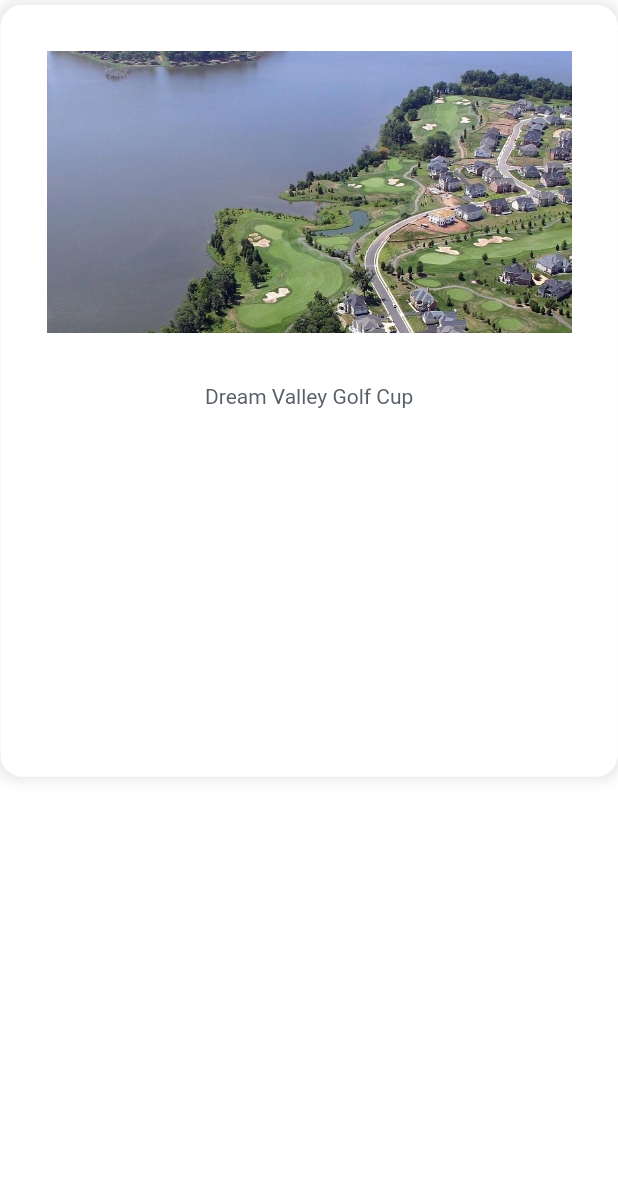
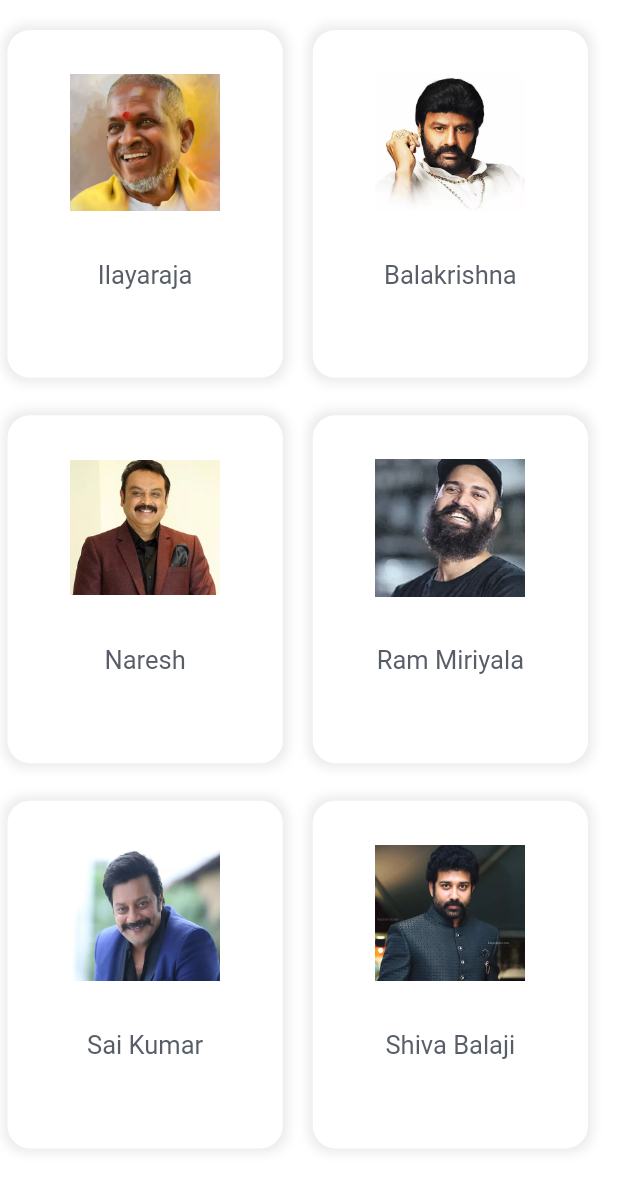
Before and after one commit to sabhinav3/int_appone, a Flutter app: the ExplorePage3 screen opened directly, on a phone screen of 412 x 824 dp. Shown: the top 1190 px of the screen. Run offline on Flutter 3.47's test engine with Material 2 defaults, Android fonts, the phone set to English and light mode, and no system bars; our stand-ins replace bloc, carousel_slider, cloud_firestore, equatable, firebase_auth, firebase_core and 5 more; missing offline and left inert: dart:ffi; accounts and stored records are empty; Roboto replaces fonts that are missing (Varela).

Commit message:
committed changes to all the explore pages : made dynamic description for all the pages

```diff
--- a/lib/pages/navpages/innerpages/explore1/explore1.dart
+++ b/lib/pages/navpages/innerpages/explore1/explore1.dart
@@ -21,17 +21,24 @@ class ExplorePage1 extends StatelessWidget {
                 mainAxisSpacing: 15.0,
                 childAspectRatio: 0.8,
                 children: <Widget>[
+                  _buildCard('Ilayaraja', 'img/explore_page/ilayaraja.jpg',
+                      context, "this is Ilayaraja"),
+                  _buildCard('Balakrishna', 'img/explore_page/balakrishna.jpg',
+                      context, "jai ballaya"),
+                  _buildCard('Naresh', 'img/explore_page/naresh.jpg', context,
+                      "aaatttt naresh"),
                   _buildCard(
-                      'Ilayaraja', 'img/explore_page/ilayaraja.jpg', context),
-                  _buildCard('Balakrishna', 'img/explore_page/balakrishna.jpg',
-                      context),
-                  _buildCard('Naresh', 'img/explore_page/naresh.jpg', context),
-                  _buildCard('Ram Miriyala',
-                      'img/explore_page/ram-miriyala.jpg', context),
+                      'Ram Miriyala',
+                      'img/explore_page/ram-miriyala.jpg',
+                      context,
+                      "eechi paaddd"),
+                  _buildCard('Sai Kumar', 'img/explore_page/saikumar.jpg',
+                      context, "his is the description"),
                   _buildCard(
-                      'Sai Kumar', 'img/explore_page/saikumar.jpg', context),
-                  _buildCard('Shiva Balaji',
-                      'img/explore_page/shiva_balaji.jpg', context),
+                      'Shiva Balaji',
+                      'img/explore_page/shiva_balaji.jpg',
+                      context,
+                      "Balaji bhaii bholthey"),
                 ],
               )),
           const SizedBox(height: 3.0)
@@ -40,7 +47,7 @@ class ExplorePage1 extends StatelessWidget {
     );
   }
 
-  Widget _buildCard(String name, String imgPath, context) {
+  Widget _buildCard(String name, String imgPath, context, String description) {
     return Padding(
       padding:
           const EdgeInsets.only(top: 5.0, bottom: 5.0, left: 5.0, right: 5.0),
@@ -48,8 +55,11 @@ class ExplorePage1 extends StatelessWidget {
         onTap: () {
           Navigator.of(context).push(
             MaterialPageRoute(
-              builder: (context) =>
-                  ExploreDetail1(assetPath: imgPath, cookiename: name),
+              builder: (context) => ExploreDetail1(
+                assetPath: imgPath,
+                cookiename: name,
+                description: description,
+              ),
             ),
           );
         },
@@ -97,11 +107,14 @@ class ExplorePage1 extends StatelessWidget {
               //         color: Color(0xFFCC8053),
               //         fontFamily: 'Varela',
               //         fontSize: 14.0)),
-              Text(name,
-                  style: const TextStyle(
-                      color: Color(0xFF575E67),
-                      fontFamily: 'Varela',
-                      fontSize: 14.0)),
+              Text(
+                name,
+                style: const TextStyle(
+                    color: Color(0xFF575E67),
+                    fontFamily: 'Varela',
+                    fontSize: 17.0),
+              ),
+
               // Padding(
               //   padding: EdgeInsets.all(8.0),
               //   child: Container(color: Color(0xFFEBEBEB), height: 1.0),
--- a/lib/pages/navpages/innerpages/explore3/explore3.dart
+++ b/lib/pages/navpages/innerpages/explore3/explore3.dart
@@ -1,5 +1,6 @@
 import 'package:flutter/material.dart';
 import 'package:int_appone/pages/navpages/innerpages/explore1/explore1_detail.dart';
+import 'package:int_appone/pages/navpages/innerpages/explore3/explore3_detail.dart';
 
 class ExplorePage3 extends StatelessWidget {
   @override
@@ -9,17 +10,36 @@ class ExplorePage3 extends StatelessWidget {
       // backgroundColor: const Color(0xFFFCFAF8),
       body: ListView(
         children: <Widget>[
-          const SizedBox(height: 3.0),
+          const SizedBox(height: 15.0),
           Container(
-              padding: const EdgeInsets.only(),
-              width: 500,
-              height: 700,
+              padding: const EdgeInsets.only(right: 15.0),
+              width: MediaQuery.of(context).size.width - 30.0,
+              height: MediaQuery.of(context).size.height - 30.0,
               child: GridView.count(
-                crossAxisCount: 1,
+                crossAxisCount: 2,
                 primary: false,
+                crossAxisSpacing: 10.0,
+                mainAxisSpacing: 15.0,
                 childAspectRatio: 0.8,
                 children: <Widget>[
-                  _buildCard('Dream Valley Golf Cup', 'img/golf.jpg', context),
+                  _buildCard('Ilayaraja', 'img/explore_page/ilayaraja.jpg',
+                      context, "this is Ilayaraja"),
+                  _buildCard('Balakrishna', 'img/explore_page/balakrishna.jpg',
+                      context, "mowa mowa mowa mia"),
+                  _buildCard('Naresh', 'img/explore_page/naresh.jpg', context,
+                      "aaatttt naresh"),
+                  _buildCard(
+                      'Ram Miriyala',
+                      'img/explore_page/ram-miriyala.jpg',
+                      context,
+                      "eechi paaddd"),
+                  _buildCard('Sai Kumar', 'img/explore_page/saikumar.jpg',
+                      context, "his is the description"),
+                  _buildCard(
+                      'Shiva Balaji',
+                      'img/explore_page/shiva_balaji.jpg',
+                      context,
+                      "Balaji bhaii bholthey"),
                 ],
               )),
           const SizedBox(height: 3.0)
@@ -28,16 +48,19 @@ class ExplorePage3 extends StatelessWidget {
     );
   }
 
-  Widget _buildCard(String name, String imgPath, context) {
+  Widget _buildCard(String name, String imgPath, context, String description) {
     return Padding(
       padding:
-          const EdgeInsets.only(top: 0.1, bottom: 0.1, left: 0.3, right: 0.1),
+          const EdgeInsets.only(top: 5.0, bottom: 5.0, left: 5.0, right: 5.0),
       child: InkWell(
         onTap: () {
           Navigator.of(context).push(
             MaterialPageRoute(
-              builder: (context) =>
-                  ExploreDetail1(assetPath: imgPath, cookiename: name),
+              builder: (context) => ExploreDetail3(
+                assetPath: imgPath,
+                cookiename: name,
+                description: description,
+              ),
             ),
           );
         },
@@ -68,8 +91,8 @@ class ExplorePage3 extends StatelessWidget {
               Hero(
                 tag: imgPath,
                 child: Container(
-                  height: 250,
-                  width: 350,
+                  height: 150,
+                  width: 100,
                   decoration: BoxDecoration(
                     image: DecorationImage(
                         image: AssetImage(imgPath), fit: BoxFit.contain),
@@ -85,11 +108,14 @@ class ExplorePage3 extends StatelessWidget {
               //         color: Color(0xFFCC8053),
               //         fontFamily: 'Varela',
               //         fontSize: 14.0)),
-              Text(name,
-                  style: const TextStyle(
-                      color: Color(0xFF575E67),
-                      fontFamily: 'Varela',
-                      fontSize: 14.0)),
+              Text(
+                name,
+                style: const TextStyle(
+                    color: Color(0xFF575E67),
+                    fontFamily: 'Varela',
+                    fontSize: 17.0),
+              ),
+
               // Padding(
               //   padding: EdgeInsets.all(8.0),
               //   child: Container(color: Color(0xFFEBEBEB), height: 1.0),
```
Also changed, not shown: lib/pages/navpages/innerpages/explore1/explore1_detail.dart (+3 -4 lines), lib/pages/navpages/innerpages/explore2/explore2.dart (+31 -17 lines), lib/pages/navpages/innerpages/explore2/explore2_detail.dart (+6 -5 lines), lib/pages/navpages/innerpages/explore3/explore3_detail.dart (+5 -5 lines).
